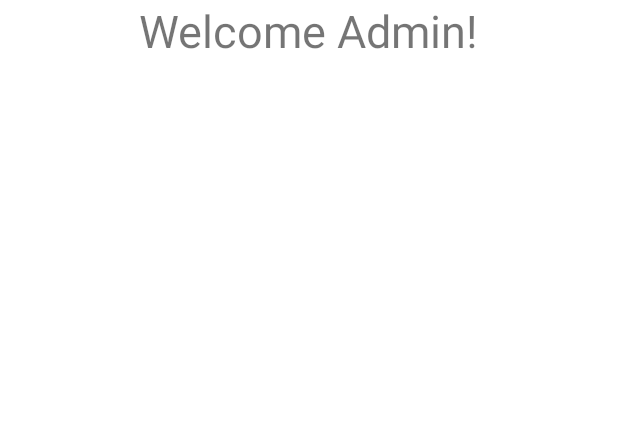
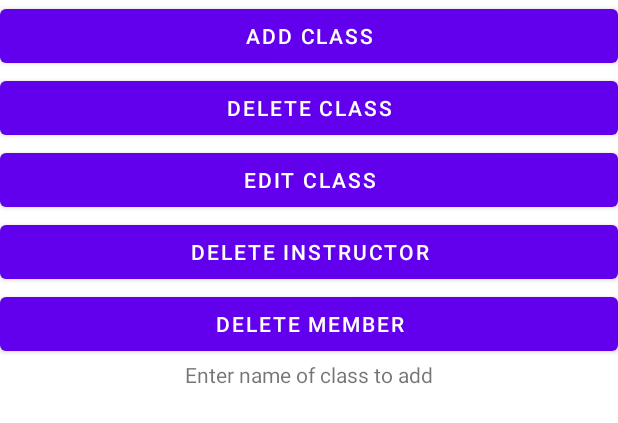
Before and after one commit to SEG2105Group17/SEG2105Group17, an Android app: the layout adminlogin_activity.xml on its own in the app's theme, with its tools: preview values and no code run, on a phone screen of 412 x 824 dp. Shown: the top 423 px of the screen. Run offline under Robolectric (Android 15) with nearby library versions, the phone set to English and light mode, and no system bars.

Commit message:
EDIT v4
Implemented with Firebase datasupport.
Only Add class created.
Needs to be tested.

```diff
--- a/app/src/main/java/com/example/fall2021profejct1/ClassClass.java
+++ b/app/src/main/java/com/example/fall2021profejct1/ClassClass.java
@@ -61,4 +61,9 @@ public class ClassClass {
         }
         return true;
     }
+
+    //Getters
+    public String getName(){
+        return name;
+    }
 }
--- a/app/src/main/res/layout/adminlogin_activity.xml
+++ b/app/src/main/res/layout/adminlogin_activity.xml
@@ -15,4 +15,58 @@
         app:layout_constraintTop_toTopOf="parent"
         android:textSize="30dp"/>
 
+    <Button
+        android:id="@+id/addClassBTN"
+        android:layout_width="0dp"
+        android:layout_height="wrap_content"
+        android:text="Add Class"
+        app:layout_constraintEnd_toEndOf="parent"
+        app:layout_constraintStart_toStartOf="parent"
+        tools:layout_editor_absoluteY="60dp" />
+
+    <Button
+        android:id="@+id/deleteClassBTN"
+        android:layout_width="0dp"
+        android:layout_height="wrap_content"
+        android:text="Delete Class"
+        app:layout_constraintEnd_toEndOf="parent"
+        app:layout_constraintStart_toStartOf="parent"
+        app:layout_constraintTop_toBottomOf="@+id/addClassBTN" />
+
+    <Button
+        android:id="@+id/editClassBTN"
+        android:layout_width="0dp"
+        android:layout_height="wrap_content"
+        android:text="Edit Class"
+        app:layout_constraintEnd_toEndOf="parent"
+        app:layout_constraintStart_toStartOf="parent"
+        app:layout_constraintTop_toBottomOf="@+id/deleteClassBTN" />
+
+    <Button
+        android:id="@+id/deleteInstructorBTN"
+        android:layout_width="0dp"
+        android:layout_height="wrap_content"
+        android:text="Delete Instructor"
+        app:layout_constraintEnd_toEndOf="parent"
+        app:layout_constraintStart_toStartOf="parent"
+        app:layout_constraintTop_toBottomOf="@+id/editClassBTN" />
+
+    <Button
+        android:id="@+id/deleteMemberBTN"
+        android:layout_width="0dp"
+        android:layout_height="wrap_content"
+        android:text="Delete Member"
+        app:layout_constraintEnd_toEndOf="parent"
+        app:layout_constraintStart_toStartOf="parent"
+        app:layout_constraintTop_toBottomOf="@+id/deleteInstructorBTN" />
+
+    <TextView
+        android:id="@+id/adminAddClassTextView"
+        android:layout_width="wrap_content"
+        android:layout_height="wrap_content"
+        android:text="Enter name of class to add"
+        app:layout_constraintEnd_toEndOf="parent"
+        app:layout_constraintStart_toStartOf="parent"
+        app:layout_constraintTop_toBottomOf="@+id/deleteMemberBTN" />
+
 </androidx.constraintlayout.widget.ConstraintLayout>
--- a/build.gradle
+++ b/build.gradle
@@ -6,7 +6,7 @@ buildscript {
     }
     dependencies {
         classpath "com.android.tools.build:gradle:7.0.2"
-        classpath 'com.google.gms:google-services:4.3.3'
+        classpath 'com.google.gms:google-services:4.3.10'
 
         // NOTE: Do not place your application dependencies here; they belong
         // in the individual module build.gradle files
```
Also changed, not shown: app/src/main/java/com/example/fall2021profejct1/AdminCreateClass.java (added, +36 -0 lines), app/src/main/java/com/example/fall2021profejct1/AdminLoginPage.java (+88 -3 lines), app/src/main/java/com/example/fall2021profejct1/MemberClass.java (line endings or trailing spaces).
